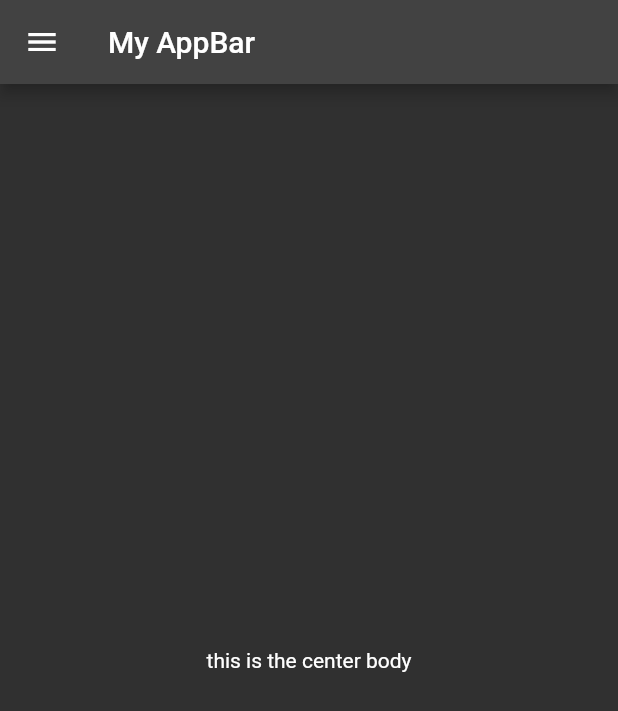
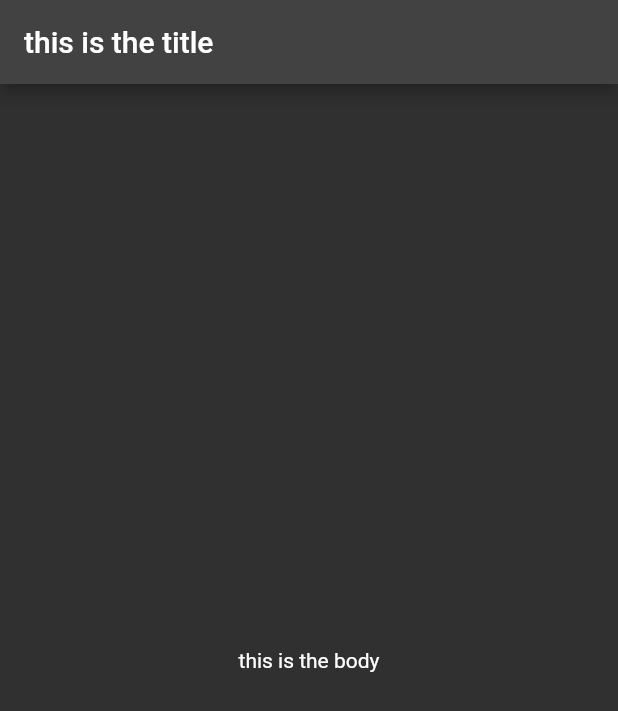
Before and after one commit to EduardRo/qz_app, a Flutter app: the MyStatefulWidget screen opened directly, on a phone screen of 412 x 824 dp. Shown: the top 711 px of the screen. Run offline on Flutter 3.47's test engine with Material 2 defaults, Android fonts, the phone set to English and light mode, and no system bars; our stand-ins replace flutter_svg, get.

Commit message:
modif scfl

```diff
--- a/lib/_testing/scaffoldtst.dart
+++ b/lib/_testing/scaffoldtst.dart
@@ -4,12 +4,11 @@ void main() => runApp(const MyApp());
 
 class MyApp extends StatelessWidget {
   const MyApp({super.key});
-  static const String _title = 'My title';
 
   @override
   Widget build(BuildContext context) {
     return const MaterialApp(
-      title: _title,
+      title: 'this is my title',
       home: MyStatefulWidget(),
     );
   }
@@ -23,42 +22,15 @@ class MyStatefulWidget extends StatefulWidget {
 }
 
 class _MyStatefulWidgetState extends State<MyStatefulWidget> {
+  int count = 0;
   @override
   Widget build(BuildContext context) {
     return Scaffold(
       appBar: AppBar(
-        title: const Text('My AppBar'),
+        title: const Text('this is the title'),
       ),
       body: const Center(
-        child: Text('this is the center body'),
-      ),
-      drawer: Drawer(
-        child: ListView(
-          // Important: Remove any padding from the ListView.
-          padding: EdgeInsets.zero,
-          children: [
-            const DrawerHeader(
-              decoration: BoxDecoration(
-                color: Colors.blue,
-              ),
-              child: Text('Drawer Header'),
-            ),
-            ListTile(
-              title: const Text('Item 1'),
-              onTap: () {
-                // Update the state of the app.
-                // ...
-              },
-            ),
-            ListTile(
-              title: const Text('Item 2'),
-              onTap: () {
-                // Update the state of the app.
-                // ...
-              },
-            ),
-          ],
-        ),
+        child: Text('this is the body'),
       ),
     );
   }
--- a/lib/_testing/scfldtststrs.dart
+++ b/lib/_testing/scfldtststrs.dart
@@ -30,8 +30,8 @@ class _MyStatefulWidgetState extends State<MyStatefulWidget> {
       appBar: AppBar(
         title: const Text('My AppBar'),
       ),
-      body: const Center(
-        child: Text('this is the center body'),
+      body: Center(
+        child: Text('this is the center body $count'),
       ),
       drawer: Drawer(
         child: ListView(
@@ -68,7 +68,7 @@ class _MyStatefulWidgetState extends State<MyStatefulWidget> {
       bottomNavigationBar: BottomAppBar(
         shape: const CircularNotchedRectangle(),
         child: Container(
-          height: 30,
+          height: 80,
         ),
       ),
       floatingActionButton: FloatingActionButton(
```
